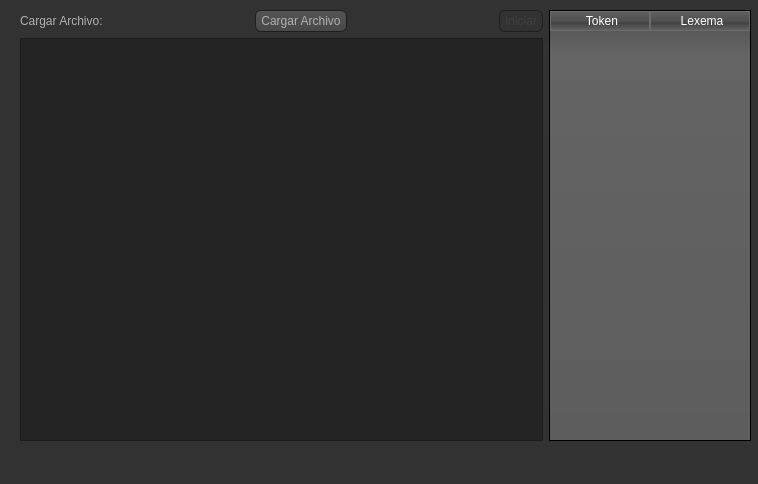
Qt form ventana2.ui (JoelPatricio/Analizador-Lexico) before a commit.
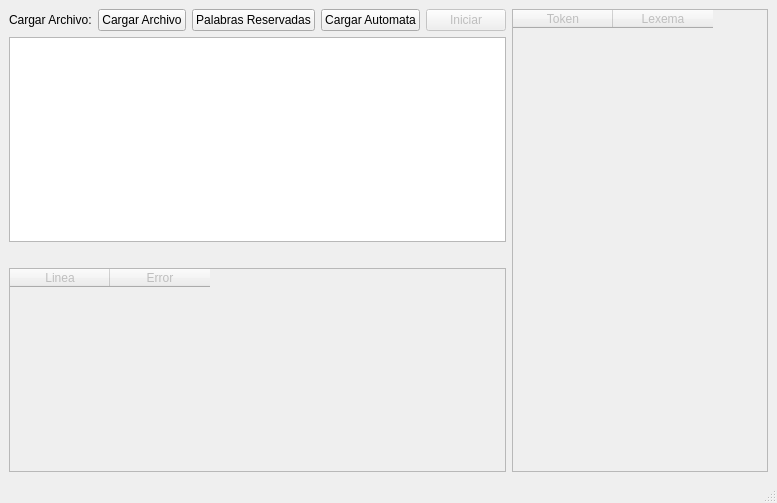
The same form after that commit. Icons and pictures are not drawn.

Commit message: Cambio de lugar botones

```diff
--- a/ventana2.ui
+++ b/ventana2.ui
@@ -6,484 +6,19 @@
    <rect>
     <x>0</x>
     <y>0</y>
-    <width>758</width>
-    <height>484</height>
+    <width>757</width>
+    <height>503</height>
    </rect>
   </property>
   <property name="windowTitle">
    <string>MainWindow</string>
   </property>
   <property name="styleSheet">
-   <string notr="true">QToolTip
-{
-     border: 1px solid black;
-     background-color: #ffa02f;
-     padding: 1px;
-     border-radius: 3px;
-     opacity: 100;
-}
-
-QWidget
-{
-    color: #b1b1b1;
-    background-color: #323232;
-}
-
-QWidget:item:hover
-{
-    background-color: QLinearGradient( x1: 0, y1: 0, x2: 0, y2: 1, stop: 0 #ffa02f, stop: 1 #ca0619);
-    color: #000000;
-}
-
-QWidget:item:selected
-{
-    background-color: QLinearGradient( x1: 0, y1: 0, x2: 0, y2: 1, stop: 0 #ffa02f, stop: 1 #d7801a);
-}
-
-QMenuBar::item
-{
-    background: transparent;
-}
-
-QMenuBar::item:selected
-{
-    background: transparent;
-    border: 1px solid #ffaa00;
-}
-
-QMenuBar::item:pressed
-{
-    background: #444;
-    border: 1px solid #000;
-    background-color: QLinearGradient(
-        x1:0, y1:0,
-        x2:0, y2:1,
-        stop:1 #212121,
-        stop:0.4 #343434/*,
-        stop:0.2 #343434,
-        stop:0.1 #ffaa00*/
-    );
-    margin-bottom:-1px;
-    padding-bottom:1px;
-}
-
-QMenu
-{
-    border: 1px solid #000;
-}
-
-QMenu::item
-{
-    padding: 2px 20px 2px 20px;
-}
-
-QMenu::item:selected
-{
-    color: #000000;
-}
-
-QWidget:disabled
-{
-    color: #404040;
-    background-color: #323232;
-}
-
-QAbstractItemView
-{
-    background-color: QLinearGradient( x1: 0, y1: 0, x2: 0, y2: 1, stop: 0 #4d4d4d, stop: 0.1 #646464, stop: 1 #5d5d5d);
-}
-
-QWidget:focus
-{
-    /*border: 2px solid QLinearGradient( x1: 0, y1: 0, x2: 0, y2: 1, stop: 0 #ffa02f, stop: 1 #d7801a);*/
-}
-
-QLineEdit
-{
-    background-color: QLinearGradient( x1: 0, y1: 0, x2: 0, y2: 1, stop: 0 #4d4d4d, stop: 0 #646464, stop: 1 #5d5d5d);
-    padding: 1px;
-    border-style: solid;
-    border: 1px solid #1e1e1e;
-    border-radius: 5;
-}
-
-QPushButton
-{
-    color: #b1b1b1;
-    background-color: QLinearGradient( x1: 0, y1: 0, x2: 0, y2: 1, stop: 0 #565656, stop: 0.1 #525252, stop: 0.5 #4e4e4e, stop: 0.9 #4a4a4a, stop: 1 #464646);
-    border-width: 1px;
-    border-color: #1e1e1e;
-    border-style: solid;
-    border-radius: 6;
-    padding: 3px;
-    font-size: 12px;
-    padding-left: 5px;
-    padding-right: 5px;
-}
-
-QPushButton:pressed
-{
-    background-color: QLinearGradient( x1: 0, y1: 0, x2: 0, y2: 1, stop: 0 #2d2d2d, stop: 0.1 #2b2b2b, stop: 0.5 #292929, stop: 0.9 #282828, stop: 1 #252525);
-}
-
-QComboBox
-{
-    selection-background-color: #ffaa00;
-    background-color: QLinearGradient( x1: 0, y1: 0, x2: 0, y2: 1, stop: 0 #565656, stop: 0.1 #525252, stop: 0.5 #4e4e4e, stop: 0.9 #4a4a4a, stop: 1 #464646);
-    border-style: solid;
-    border: 1px solid #1e1e1e;
-    border-radius: 5;
-}
-
-QComboBox:hover,QPushButton:hover
-{
-    border: 2px solid QLinearGradient( x1: 0, y1: 0, x2: 0, y2: 1, stop: 0 #ffa02f, stop: 1 #d7801a);
-}
-
-
-QComboBox:on
-{
-    padding-top: 3px;
-    padding-left: 4px;
-    background-color: QLinearGradient( x1: 0, y1: 0, x2: 0, y2: 1, stop: 0 #2d2d2d, stop: 0.1 #2b2b2b, stop: 0.5 #292929, stop: 0.9 #282828, stop: 1 #252525);
-    selection-background-color: #ffaa00;
-}
-
-QComboBox QAbstractItemView
-{
-    border: 2px solid darkgray;
-    selection-background-color: QLinearGradient( x1: 0, y1: 0, x2: 0, y2: 1, stop: 0 #ffa02f, stop: 1 #d7801a);
-}
-
-QComboBox::drop-down
-{
-     subcontrol-origin: padding;
-     subcontrol-position: top right;
-     width: 15px;
-
-     border-left-width: 0px;
-     border-left-color: darkgray;
-     border-left-style: solid; /* just a single line */
-     border-top-right-radius: 3px; /* same radius as the QComboBox */
-     border-bottom-right-radius: 3px;
- }
-
-QComboBox::down-arrow
-{
-     image: url(:/down_arrow.png);
-}
-
-QGroupBox:focus
-{
-border: 2px solid QLinearGradient( x1: 0, y1: 0, x2: 0, y2: 1, stop: 0 #ffa02f, stop: 1 #d7801a);
-}
-
-QTextEdit:focus
-{
-    border: 2px solid QLinearGradient( x1: 0, y1: 0, x2: 0, y2: 1, stop: 0 #ffa02f, stop: 1 #d7801a);
-}
-
-QScrollBar:horizontal {
-     border: 1px solid #222222;
-     background: QLinearGradient( x1: 0, y1: 0, x2: 0, y2: 1, stop: 0.0 #121212, stop: 0.2 #282828, stop: 1 #484848);
-     height: 7px;
-     margin: 0px 16px 0 16px;
-}
-
-QScrollBar::handle:horizontal
-{
-      background: QLinearGradient( x1: 0, y1: 0, x2: 1, y2: 0, stop: 0 #ffa02f, stop: 0.5 #d7801a, stop: 1 #ffa02f);
-      min-height: 20px;
-      border-radius: 2px;
-}
-
-QScrollBar::add-line:horizontal {
-      border: 1px solid #1b1b19;
-      border-radius: 2px;
-      background: QLinearGradient( x1: 0, y1: 0, x2: 1, y2: 0, stop: 0 #ffa02f, stop: 1 #d7801a);
-      width: 14px;
-      subcontrol-position: right;
-      subcontrol-origin: margin;
-}
-
-QScrollBar::sub-line:horizontal {
-      border: 1px solid #1b1b19;
-      border-radius: 2px;
-      background: QLinearGradient( x1: 0, y1: 0, x2: 1, y2: 0, stop: 0 #ffa02f, stop: 1 #d7801a);
-      width: 14px;
-     subcontrol-position: left;
-     subcontrol-origin: margin;
-}
-
-QScrollBar::right-arrow:horizontal, QScrollBar::left-arrow:horizontal
-{
-      border: 1px solid black;
-      width: 1px;
-      height: 1px;
-      background: white;
-}
-
-QScrollBar::add-page:horizontal, QScrollBar::sub-page:horizontal
-{
-      background: none;
-}
-
-QScrollBar:vertical
-{
-      background: QLinearGradient( x1: 0, y1: 0, x2: 1, y2: 0, stop: 0.0 #121212, stop: 0.2 #282828, stop: 1 #484848);
-      width: 7px;
-      margin: 16px 0 16px 0;
-      border: 1px solid #222222;
-}
-
-QScrollBar::handle:vertical
-{
-      background: QLinearGradient( x1: 0, y1: 0, x2: 0, y2: 1, stop: 0 #ffa02f, stop: 0.5 #d7801a, stop: 1 #ffa02f);
-      min-height: 20px;
-      border-radius: 2px;
-}
-
-QScrollBar::add-line:vertical
-{
-      border: 1px solid #1b1b19;
-      border-radius: 2px;
-      background: QLinearGradient( x1: 0, y1: 0, x2: 0, y2: 1, stop: 0 #ffa02f, stop: 1 #d7801a);
-      height: 14px;
-      subcontrol-position: bottom;
-      subcontrol-origin: margin;
-}
-
-QScrollBar::sub-line:vertical
-{
-      border: 1px solid #1b1b19;
-      border-radius: 2px;
-      background: QLinearGradient( x1: 0, y1: 0, x2: 0, y2: 1, stop: 0 #d7801a, stop: 1 #ffa02f);
-      height: 14px;
-      subcontrol-position: top;
-      subcontrol-origin: margin;
-}
-
-QScrollBar::up-arrow:vertical, QScrollBar::down-arrow:vertical
-{
-      border: 1px solid black;
-      width: 1px;
-      height: 1px;
-      background: white;
-}
-
-
-QScrollBar::add-page:vertical, QScrollBar::sub-page:vertical
-{
-      background: none;
-}
-
-QTextEdit
-{
-    background-color: #242424;
-}
-
-QPlainTextEdit
-{
-    background-color: #242424;
-}
-
-QHeaderView::section
-{
-    background-color: QLinearGradient(x1:0, y1:0, x2:0, y2:1, stop:0 #616161, stop: 0.5 #505050, stop: 0.6 #434343, stop:1 #656565);
-    color: white;
-    padding-left: 4px;
-    border: 1px solid #6c6c6c;
-}
-
-QCheckBox:disabled
-{
-color: #414141;
-}
-
-QDockWidget::title
-{
-    text-align: center;
-    spacing: 3px; /* spacing between items in the tool bar */
-    background-color: QLinearGradient(x1:0, y1:0, x2:0, y2:1, stop:0 #323232, stop: 0.5 #242424, stop:1 #323232);
-}
-
-QDockWidget::close-button, QDockWidget::float-button
-{
-    text-align: center;
-    spacing: 1px; /* spacing between items in the tool bar */
-    background-color: QLinearGradient(x1:0, y1:0, x2:0, y2:1, stop:0 #323232, stop: 0.5 #242424, stop:1 #323232);
-}
-
-QDockWidget::close-button:hover, QDockWidget::float-button:hover
-{
-    background: #242424;
-}
-
-QDockWidget::close-button:pressed, QDockWidget::float-button:pressed
-{
-    padding: 1px -1px -1px 1px;
-}
-
-QMainWindow::separator
-{
-    background-color: QLinearGradient(x1:0, y1:0, x2:0, y2:1, stop:0 #161616, stop: 0.5 #151515, stop: 0.6 #212121, stop:1 #343434);
-    color: white;
-    padding-left: 4px;
-    border: 1px solid #4c4c4c;
-    spacing: 3px; /* spacing between items in the tool bar */
-}
-
-QMainWindow::separator:hover
-{
-
-    background-color: QLinearGradient(x1:0, y1:0, x2:0, y2:1, stop:0 #d7801a, stop:0.5 #b56c17 stop:1 #ffa02f);
-    color: white;
-    padding-left: 4px;
-    border: 1px solid #6c6c6c;
-    spacing: 3px; /* spacing between items in the tool bar */
-}
-
-QToolBar::handle
-{
-     spacing: 3px; /* spacing between items in the tool bar */
-     background: url(:/images/handle.png);
-}
-
-QMenu::separator
-{
-    height: 2px;
-    background-color: QLinearGradient(x1:0, y1:0, x2:0, y2:1, stop:0 #161616, stop: 0.5 #151515, stop: 0.6 #212121, stop:1 #343434);
-    color: white;
-    padding-left: 4px;
-    margin-left: 10px;
-    margin-right: 5px;
-}
-
-QProgressBar
-{
-    border: 2px solid grey;
-    border-radius: 5px;
-    text-align: center;
-}
-
-QProgressBar::chunk
-{
-    background-color: #d7801a;
-    width: 2.15px;
-    margin: 0.5px;
-}
-
-QTabBar::tab {
-    color: #b1b1b1;
-    border: 1px solid #444;
-    border-bottom-style: none;
-    background-color: #323232;
-    padding-left: 10px;
-    padding-right: 10px;
-    padding-top: 3px;
-    padding-bottom: 2px;
-    margin-right: -1px;
-}
-
-QTabWidget::pane {
-    border: 1px solid #444;
-    top: 1px;
-}
-
-QTabBar::tab:last
-{
-    margin-right: 0; /* the last selected tab has nothing to overlap with on the right */
-    border-top-right-radius: 3px;
-}
-
-QTabBar::tab:first:!selected
-{
- margin-left: 0px; /* the last selected tab has nothing to overlap with on the right */
-
-
-    border-top-left-radius: 3px;
-}
-
-QTabBar::tab:!selected
-{
-    color: #b1b1b1;
-    border-bottom-style: solid;
-    margin-top: 3px;
-    background-color: QLinearGradient(x1:0, y1:0, x2:0, y2:1, stop:1 #212121, stop:.4 #343434);
-}
-
-QTabBar::tab:selected
-{
-    border-top-left-radius: 3px;
-    border-top-right-radius: 3px;
-    margin-bottom: 0px;
-}
-
-QTabBar::tab:!selected:hover
-{
-    /*border-top: 2px solid #ffaa00;
-    padding-bottom: 3px;*/
-    border-top-left-radius: 3px;
-    border-top-right-radius: 3px;
-    background-color: QLinearGradient(x1:0, y1:0, x2:0, y2:1, stop:1 #212121, stop:0.4 #343434, stop:0.2 #343434, stop:0.1 #ffaa00);
-}
-
-QRadioButton::indicator:checked, QRadioButton::indicator:unchecked{
-    color: #b1b1b1;
-    background-color: #323232;
-    border: 1px solid #b1b1b1;
-    border-radius: 6px;
-}
-
-QRadioButton::indicator:checked
-{
-    background-color: qradialgradient(
-        cx: 0.5, cy: 0.5,
-        fx: 0.5, fy: 0.5,
-        radius: 1.0,
-        stop: 0.25 #ffaa00,
-        stop: 0.3 #323232
-    );
-}
-
-QCheckBox::indicator{
-    color: #b1b1b1;
-    background-color: #323232;
-    border: 1px solid #b1b1b1;
-    width: 9px;
-    height: 9px;
-}
-
-QRadioButton::indicator
-{
-    border-radius: 6px;
-}
-
-QRadioButton::indicator:hover, QCheckBox::indicator:hover
-{
-    border: 1px solid #ffaa00;
-}
-
-QCheckBox::indicator:checked
-{
-    image:url(:/images/checkbox.png);
-}
-
-QCheckBox::indicator:disabled, QRadioButton::indicator:disabled
-{
-    border: 1px solid #444;
-}</string>
+   <string notr="true"/>
   </property>
   <widget class="QWidget" name="centralwidget">
-   <widget class="QWidget" name="horizontalLayoutWidget">
-    <property name="geometry">
-     <rect>
-      <x>20</x>
-      <y>10</y>
-      <width>731</width>
-      <height>431</height>
-     </rect>
-    </property>
+   <layout class="QGridLayout" name="gridLayout">
+    <item row="0" column="0">
     <layout class="QHBoxLayout" name="horizontalLayout_2">
      <item>
       <layout class="QVBoxLayout" name="verticalLayout">
@@ -516,6 +51,20 @@
            </property>
           </widget>
          </item>
+          <item>
+           <widget class="QPushButton" name="pushButton_4">
+            <property name="text">
+             <string>Palabras Reservadas</string>
+            </property>
+           </widget>
+          </item>
+          <item>
+           <widget class="QPushButton" name="pushButton_3">
+            <property name="text">
+             <string>Cargar Automata</string>
+            </property>
+           </widget>
+          </item>
          <item>
           <spacer name="horizontalSpacer">
            <property name="orientation">
@@ -556,15 +105,51 @@
          </property>
         </widget>
        </item>
+        <item>
+         <spacer name="horizontalSpacer_3">
+          <property name="orientation">
+           <enum>Qt::Horizontal</enum>
+          </property>
+          <property name="sizeHint" stdset="0">
+           <size>
+            <width>40</width>
+            <height>20</height>
+           </size>
+          </property>
+         </spacer>
+        </item>
+        <item>
+         <widget class="QTableWidget" name="tableWidget_2">
+          <property name="enabled">
+           <bool>false</bool>
+          </property>
+          <property name="sizePolicy">
+           <sizepolicy hsizetype="MinimumExpanding" vsizetype="Expanding">
+            <horstretch>0</horstretch>
+            <verstretch>0</verstretch>
+           </sizepolicy>
+          </property>
+          <column>
+           <property name="text">
+            <string>Linea</string>
+           </property>
+          </column>
+          <column>
+           <property name="text">
+            <string>Error</string>
+           </property>
+          </column>
+         </widget>
+        </item>
       </layout>
      </item>
      <item>
       <widget class="QTableWidget" name="tableWidget">
        <property name="enabled">
-        <bool>true</bool>
+         <bool>false</bool>
        </property>
        <property name="sizePolicy">
-        <sizepolicy hsizetype="Expanding" vsizetype="Expanding">
+         <sizepolicy hsizetype="MinimumExpanding" vsizetype="Expanding">
          <horstretch>0</horstretch>
          <verstretch>0</verstretch>
         </sizepolicy>
@@ -577,7 +162,7 @@
        </property>
        <property name="maximumSize">
         <size>
-         <width>202</width>
+          <width>16777215</width>
          <height>16777215</height>
         </size>
        </property>
@@ -594,7 +179,8 @@
       </widget>
      </item>
     </layout>
-   </widget>
+    </item>
+   </layout>
   </widget>
   <widget class="QMenuBar" name="menubar">
    <property name="geometry">
```
Left out of the diff: 2 changed lines with no effect on the pictures. Lines whose indentation alone changed are shown as unchanged. The commit also changes 2 other files.
